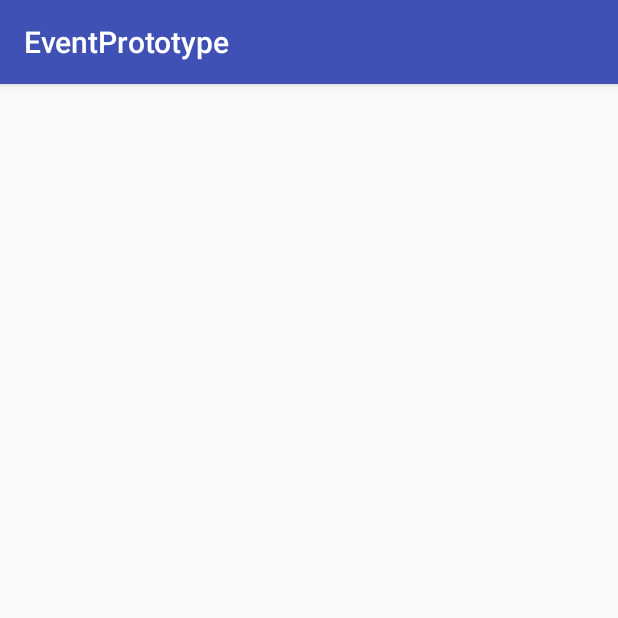
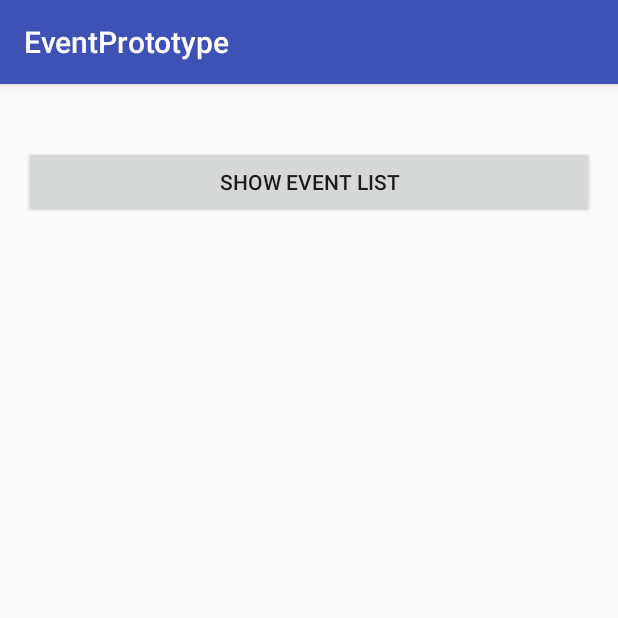
Before and after one commit to jtran3/EventPrototype, an Android app: the MyEvents screen opened directly, with no data from a screen before it, on a phone screen of 412 x 824 dp, the top half of it. Run offline under Robolectric (Android 15) with nearby library versions, the phone set to English and light mode, and no system bars.

Commit message:
Added Event list

```diff
--- a/EventPrototype/app/src/main/java/edu/ggc/john/eventprototype/MyEvents.java
+++ b/EventPrototype/app/src/main/java/edu/ggc/john/eventprototype/MyEvents.java
@@ -1,7 +1,10 @@
 package edu.ggc.john.eventprototype;
 
+import android.content.Intent;
 import android.support.v7.app.AppCompatActivity;
 import android.os.Bundle;
+import android.view.View;
+import android.widget.Button;
 
 public class MyEvents extends AppCompatActivity
 {
@@ -11,5 +14,20 @@ public class MyEvents extends AppCompatActivity
     {
         super.onCreate(savedInstanceState);
         setContentView(R.layout.activity_my_events);
+
+        Button btnShowEvent =(Button)findViewById(R.id.buttonShowEvent);
+
+
+        // Set OnClick Listener on  button  and start AnimalListActivity when clicked on Button
+        btnShowEvent.setOnClickListener(new View.OnClickListener() {
+
+            public void onClick(View v) {
+                // TODO Auto-generated method stub
+
+                /// Create Intent for AnimalListActivity and Start The Activity
+                Intent intentAnimalList=new Intent(getApplicationContext(),Event_List.class);
+                startActivity(intentAnimalList);
+            }
+        });
     }
 }
--- a/EventPrototype/app/src/main/res/layout/activity_my_events.xml
+++ b/EventPrototype/app/src/main/res/layout/activity_my_events.xml
@@ -10,10 +10,18 @@
     android:paddingTop="@dimen/activity_vertical_margin"
     tools:context="edu.ggc.john.eventprototype.MyEvents">
 
+    <Button
+        android:id="@+id/buttonShowEvent"
+        android:layout_marginTop="25dp"
+        android:layout_width="fill_parent"
+        android:layout_height="wrap_content"
+        android:text="Show Event List"
+        />
+
     <ListView
         android:layout_width="match_parent"
         android:layout_height="match_parent"
-        android:layout_alignParentBottom="true"
+        android:layout_alignParentTop="true"
         android:layout_alignParentLeft="true"
         android:layout_alignParentStart="true" />
 </RelativeLayout>
```
Also changed, not shown: EventPrototype/app/src/main/AndroidManifest.xml (+5 -3 lines), EventPrototype/app/src/main/java/edu/ggc/john/eventprototype/Event_List.java (added, +13 -0 lines), EventPrototype/app/src/main/java/edu/ggc/john/eventprototype/ShowEventListActivity.java (added, +55 -0 lines), EventPrototype/app/src/main/res/layout/activity_event__list.xml (added, +16 -0 lines), EventPrototype/app/src/main/res/layout/activity_show_event_list.xml (added, +13 -0 lines).
